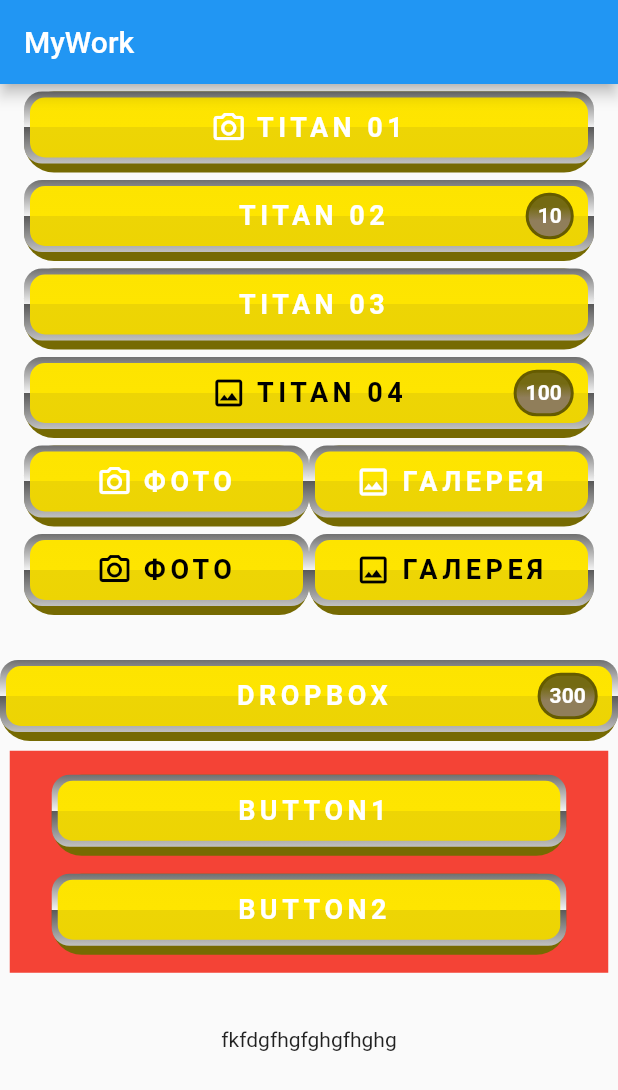
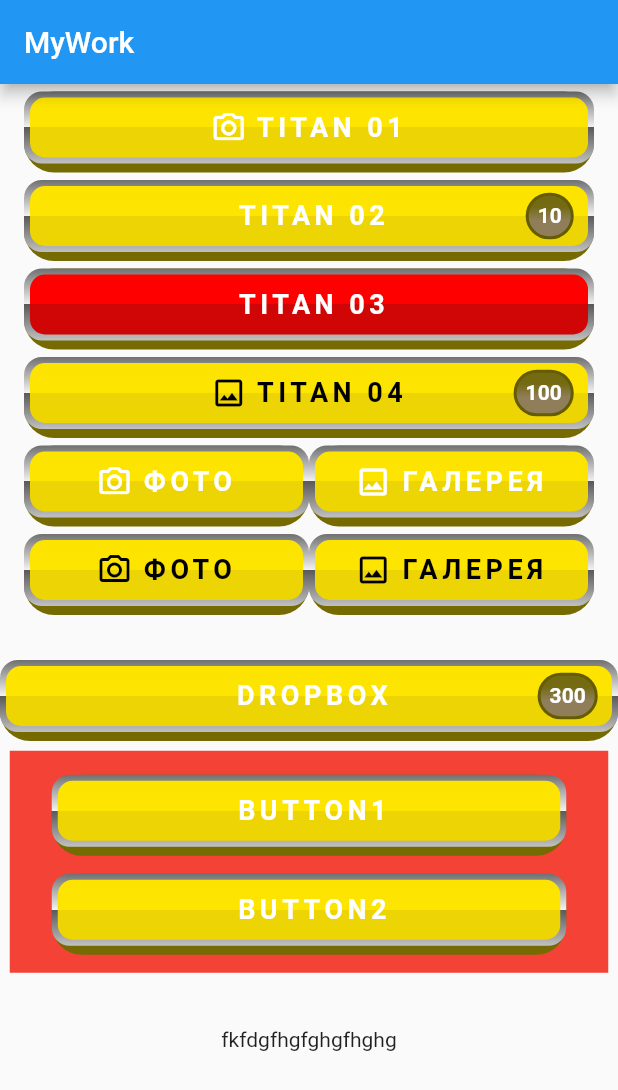
Before and after one commit to Medvedoc/gestrude_project, a Flutter app: the screen it shows after launch, after a tap on an icon or button, on a phone screen of 412 x 824 dp. Shown: the top 1090 px of the screen. Run offline on Flutter 3.47's test engine with Material 2 defaults, Android fonts, the phone set to English and light mode, and no system bars; missing offline and left inert: flutter_shine, icon_shadow; Roboto replaces fonts that are missing (Robots); statements that could not run were skipped.

Commit message:
добавил выбор градиента

```diff
--- a/lib/TitanButton.dart
+++ b/lib/TitanButton.dart
@@ -14,6 +14,7 @@ class TitanButton extends StatefulWidget {
   final TitanButtonStyle style;
   final IconData icon;
   final double coefButton;
+  final bool gradient;
 
   TitanButton({
     this.headButton,
@@ -24,6 +25,7 @@ class TitanButton extends StatefulWidget {
     this.pressTapUp,
     this.icon,
     this.coefButton,
+    this.gradient,
   });
 
   @override
@@ -102,54 +104,11 @@ class _TitanButtonState extends State<TitanButton> {
                         tileMode: TileMode.clamp,
                         stops: stops,
                       ),
-                      //border: Border.all(color: Colors.transparent),
                       borderRadius: widget.style.radiusBorder[2],
                     ),
                     child: Stack(
                       fit: StackFit.expand,
                       children: <Widget>[
-                        /*
-                        //Надпись кнопки
-
-                        Stack(fit: StackFit.expand, children: <Widget>[
-                         // IconDataProperty==true?Text('111'):Text('222'),
-                         widget.icon.runtimeType!=Null? Container(
-                            alignment: Alignment.center,
-                            child: IconShadowWidget(
-
-                              Icon(
-                                widget.icon,
-                                color: widget.style.colors[14],
-                                size: 24.0,
-                              ),
-                              shadowColor: widget.style.colors[15],
-                              showShadow: widget.style.showShadow,
-                            ),
-                          ):Text('no'),
-                          //alignment: Alignment.center,
-
-                          Container(
-                            margin: EdgeInsets.only(left: 48.0),
-                            alignment: Alignment.center,
-                            child: Text(
-                              widget.headButton.toUpperCase(),
-                              style: TextStyle(
-                                height: widget.style.heightText,
-                                color: widget.style.colors[14],
-                                fontFamily: widget.style.fontFamily,
-                                fontSize: widget.style.fontSize18,
-                                fontWeight: widget.style.fontWeight400,
-                                fontStyle: widget.style.fontStyleNormal,
-                                letterSpacing: _click
-                                    ? widget.style.letterSpacingDown
-                                    : widget.style.letterSpacingUp,
-                                shadows: shineShadow?.shadows,
-                              ),
-                            ),
-                          ),
-                          //alignment: Alignment.center,
-                        ),*/
-
                         Container(
                           alignment: Alignment.center,
                           child: Row(
@@ -179,7 +138,6 @@ class _TitanButtonState extends State<TitanButton> {
                                             child: IconShadowWidget(
                                               Icon(
                                                 widget.icon,
-                                                //Icons.camera_alt_outlined,
                                                 color: widget.style.colors[14],
                                                 size: 24.0,
                                               ),
@@ -248,7 +206,7 @@ class _TitanButtonState extends State<TitanButton> {
                                 ),
                               ),
                               child: Text(
-                              widget.count.toString(),
+                                widget.count.toString(),
                                 textAlign: TextAlign.center,
                                 style: TextStyle(
                                   height: widget.style.heightCounter,
@@ -284,12 +242,16 @@ class _TitanButtonState extends State<TitanButton> {
       begin = Alignment.topCenter;
       end = Alignment.bottomCenter;
       stops = widget.style.stopGradient[0];
-      colors = [
+      /*colors = [
         widget.style.colors[0],
         widget.style.colors[1],
         widget.style.colors[2],
         widget.style.colors[3]
-      ];
+      ];*/
+
+      colors = widget.gradient == true
+          ? widget.style.gradientButton[2]
+          : widget.style.gradientButton[0];
       _height = _click ? 44.0 : 54.0;
     });
   }
@@ -302,12 +264,17 @@ class _TitanButtonState extends State<TitanButton> {
       _click = true;
       begin = Alignment.bottomCenter;
       end = Alignment.topCenter;
-      colors = [
+      /* colors = [
         widget.style.colors[3],
         widget.style.colors[2],
         widget.style.colors[1],
         widget.style.colors[0]
       ];
+      */
+
+      colors = widget.gradient == true
+          ? widget.style.gradientButton[3]
+          : widget.style.gradientButton[1];
       stops = widget.style.stopGradient[0];
       _height = _click ? 54.0 : 44.0;
     });
@@ -326,12 +293,15 @@ class _TitanButtonState extends State<TitanButton> {
     begin = Alignment.topCenter;
     end = Alignment.bottomCenter;
     stops = widget.style.stopGradient[0];
-    colors = [
+    /*colors = [
       widget.style.colors[0],
       widget.style.colors[1],
       widget.style.colors[2],
       widget.style.colors[3]
-    ];
+    ];*/
+    colors = widget.gradient == true
+        ? widget.style.gradientButton[2]
+        : widget.style.gradientButton[0];
     _height = 54.0;
   }
 }
--- a/lib/TitanStyle.dart
+++ b/lib/TitanStyle.dart
@@ -71,6 +71,39 @@ class TitanButtonStyle {
     Colors.grey.shade900, //Цвет иконки с тенью [15]
   ];
 
+  List<List<Color>> gradientButton = [
+    [
+      Color.fromRGBO(253, 228, 0, 1), //Цвет 1 градиента кнопки [0]
+      Color.fromRGBO(254, 229, 0, 1), //Цвет 2 градиента кнопки [1]
+      Color.fromRGBO(237, 213, 5,
+          1), //Цвет 3 градиента кнопки и Цвет 1 градиента кнопки при onTapUp[2]
+      Color.fromRGBO(237, 212, 3,
+          1), //Цвет 4 градиента кнопки и Цвет 2 градиента кнопки при onTapUp [3]
+    ],
+    [
+      Color.fromRGBO(237, 212, 3,
+          1), //Цвет 4 градиента кнопки и Цвет 2 градиента кнопки при onTapUp [3]
+      Color.fromRGBO(237, 213, 5,
+          1), //Цвет 3 градиента кнопки и Цвет 1 градиента кнопки при onTapUp[2]
+      Color.fromRGBO(254, 229, 0, 1), //Цвет 2 градиента кнопки [1]
+      Color.fromRGBO(253, 228, 0, 1), //Цвет 1 градиента кнопки [0]
+    ],
+    [
+      Color.fromRGBO(255, 0, 0,
+          1), //Цвет 4 градиента кнопки и Цвет 2 градиента кнопки при onTapUp [3]
+      Color.fromRGBO(255, 0, 0,
+          1), //Цвет 3 градиента кнопки и Цвет 1 градиента кнопки при onTapUp[2]
+      Color.fromRGBO(208, 5, 5, 1), //Цвет 2 градиента кнопки [1]
+      Color.fromRGBO(208, 5, 5, 1), //Цвет 1 градиента кнопки [0]
+    ],
+    [
+      Color.fromRGBO(209, 0, 0, 1),
+      Color.fromRGBO(209, 0, 0, 1),
+      Color.fromRGBO(208, 5, 5, 1),
+      Color.fromRGBO(208, 5, 5, 1),
+    ],
+  ];
+
   //Границы градиента
   List<List<double>> stopGradient = [
     [0.0, 0.5, 0.5, 1.0],
--- a/lib/main.dart
+++ b/lib/main.dart
@@ -66,6 +66,7 @@ class TitanButtonWidget extends StatelessWidget {
               style: TitanButtonStyle()),
           SizedBox(height: 5.0),
           TitanButton(
+            gradient: true,
               headButton: "Titan 03", count: 0, style: TitanButtonStyle()),
           SizedBox(height: 5.0),
           TitanButton(
```
